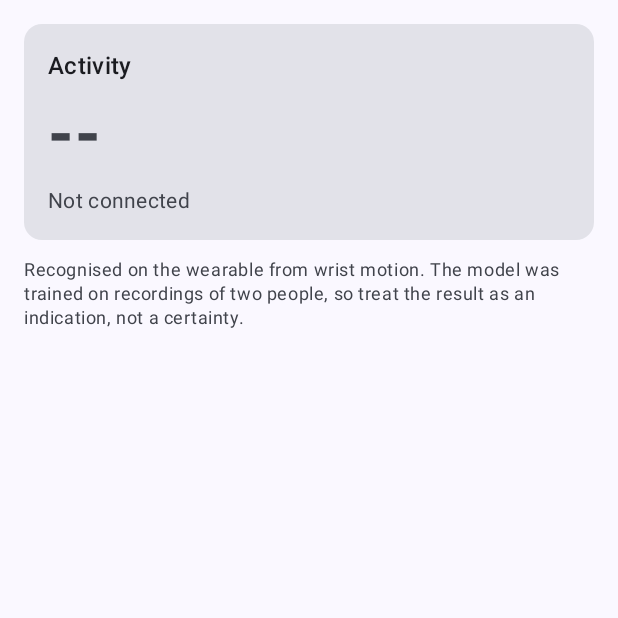
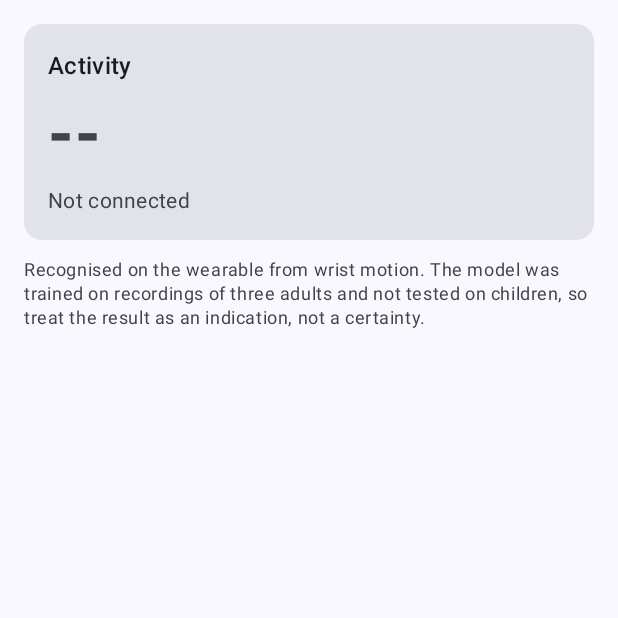
Before and after one commit to siiena25/health-and-activity-monitor-ml, an Android app built with Jetpack Compose: the composable ActivityScreen shown on its own in the app's theme, on a phone screen of 412 x 824 dp, the top half of it. Run offline under Robolectric (Android 15) with nearby library versions, the phone set to English and light mode, and no system bars.

Commit message:
Update the model note: trained on three adults, not tested on children

```diff
--- a/android/app/src/main/kotlin/ch/usi/childmonitor/ui/ActivityScreen.kt
+++ b/android/app/src/main/kotlin/ch/usi/childmonitor/ui/ActivityScreen.kt
@@ -117,8 +117,8 @@ fun ActivityScreen(state: MonitorUiState, modifier: Modifier = Modifier) {
             }
         }
         Text(
-            text = "Recognised on the wearable from wrist motion. The model was trained on recordings of two people, " +
-                "so treat the result as an indication, not a certainty.",
+            text = "Recognised on the wearable from wrist motion. The model was trained on recordings of three adults " +
+                "and not tested on children, so treat the result as an indication, not a certainty.",
             style = MaterialTheme.typography.bodySmall,
             color = MaterialTheme.colorScheme.onSurfaceVariant,
         )
```
